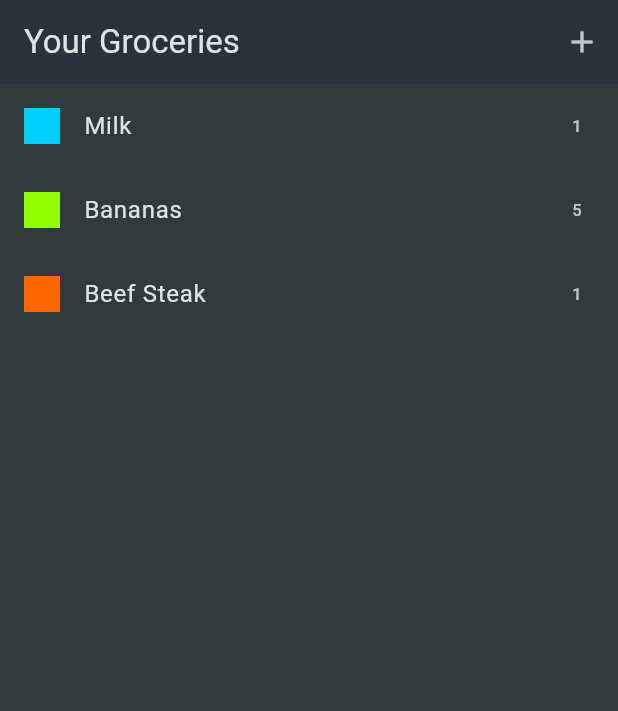
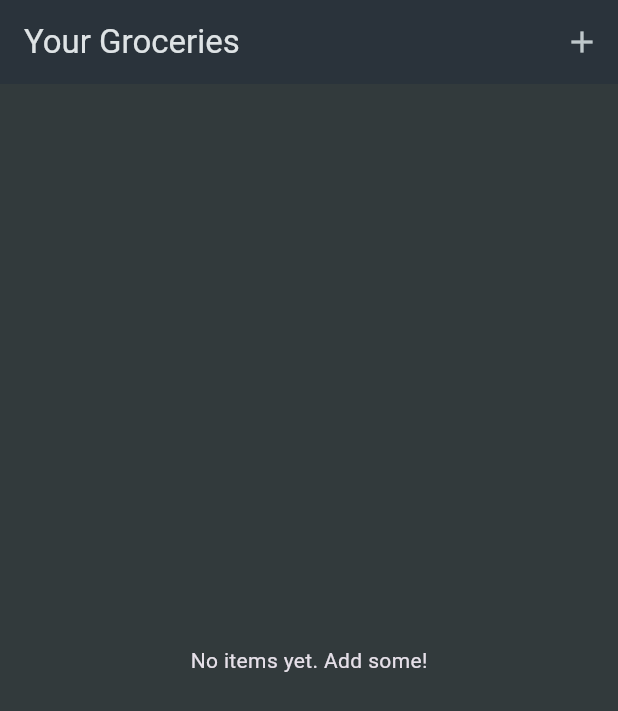
Before and after one commit to NathanTh3Gr3at/shopping_list_app, a Flutter app: the screen it shows after launch, on a phone screen of 412 x 824 dp. Shown: the top 711 px of the screen. Run offline on Flutter 3.47's test engine with Material 3 defaults, Android fonts, the phone set to English and light mode, and no system bars.

Commit message:
refactor: remove dummy items and implement dynamic grocery item management.Completed the first section of the tutorial on the shopping list app

```diff
--- a/lib/data/dummy_items.dart
+++ /dev/null
@@ -1,22 +0,0 @@
-
-import 'package:shopping_list_app/data/categories.dart';
-import 'package:shopping_list_app/models/category.dart';
-import 'package:shopping_list_app/models/grocery_item.dart';
-
-var groceryItems = [
-  GroceryItem(
-      id: 'a',
-      name: 'Milk',
-      quantity: 1,
-      category: categories[Categories.dairy]!),
-  GroceryItem(
-      id: 'b',
-      name: 'Bananas',
-      quantity: 5,
-      category: categories[Categories.fruit]!),
-  GroceryItem(
-      id: 'c',
-      name: 'Beef Steak',
-      quantity: 1,
-      category: categories[Categories.meat]!),
-];
--- a/lib/widgets/grocery_list.dart
+++ b/lib/widgets/grocery_list.dart
@@ -1,5 +1,5 @@
 import 'package:flutter/material.dart';
-import 'package:shopping_list_app/data/dummy_items.dart';
+import 'package:shopping_list_app/models/grocery_item.dart';
 import 'package:shopping_list_app/widgets/new_item.dart';
 
 class GroceryList extends StatefulWidget {
@@ -10,34 +10,69 @@ class GroceryList extends StatefulWidget {
 }
 
 class _GroceryListState extends State<GroceryList> {
-  void _addItem() {
-    Navigator.of(context).push(
+  final List<GroceryItem> _groceryItems = [];
+  @override
+  Widget build(BuildContext context) {
+    Widget content = const Center(
+      child: Text(
+        'No items yet. Add some!',
+      ),
+    );
+    if (_groceryItems.isNotEmpty) {
+      content = ListView.builder(
+        itemCount: _groceryItems.length,
+        itemBuilder: (ctx, index) => Dismissible(
+          onDismissed: (direction) {
+            _removeItem(_groceryItems[index]);
+          },
+          key: ValueKey(_groceryItems[index].id),
+          child: ListTile(
+            title: Text(_groceryItems[index].name),
+            leading: Container(
+              width: 24,
+              height: 24,
+              color: _groceryItems[index].category.color,
+            ),
+            trailing: Text(
+              _groceryItems[index].quantity.toString(),
+            ),
+          ),
+        ),
+      );
+    }
+    return Scaffold(
+      appBar: AppBar(
+        title: const Text('Your Groceries'),
+        actions: [
+          IconButton(
+            onPressed: _addItem,
+            icon: const Icon(
+              Icons.add,
+            ),
+          ),
+        ],
+      ),
+      body: content,
+    );
+  }
+
+  void _addItem() async {
+    final newItem = await Navigator.of(context).push<GroceryItem>(
       MaterialPageRoute(
         builder: (ctx) => const NewItem(),
       ),
     );
+    if (newItem == null) {
+      return;
+    }
+    setState(() {
+      _groceryItems.add(newItem);
+    });
   }
 
-  @override
-  Widget build(BuildContext context) {
-    return Scaffold(
-      appBar: AppBar(title: const Text('Your Groceries'), actions: [
-        IconButton(onPressed: _addItem, icon: const Icon(Icons.add))
-      ]),
-      body: ListView.builder(
-        itemCount: groceryItems.length,
-        itemBuilder: (ctx, index) => ListTile(
-          title: Text(groceryItems[index].name),
-          leading: Container(
-            width: 24,
-            height: 24,
-            color: groceryItems[index].category.color,
-          ),
-          trailing: Text(
-            groceryItems[index].quantity.toString(),
-          ),
-        ),
-      ),
-    );
+  void _removeItem(GroceryItem item) {
+    setState(() {
+      _groceryItems.remove(item);
+    });
   }
 }
```
Also changed, not shown: lib/widgets/new_item.dart (+58 -6 lines).
